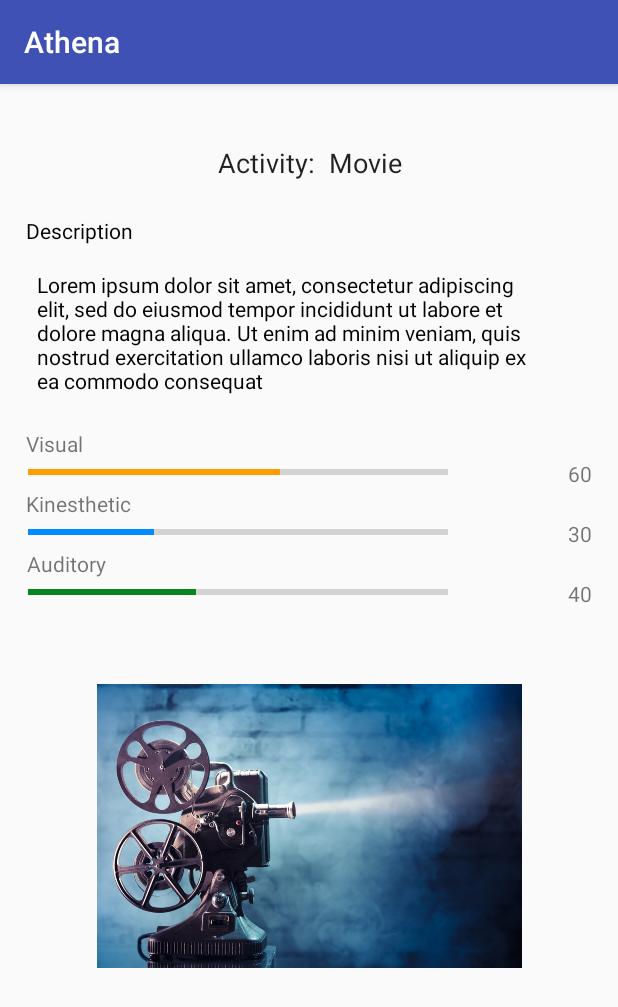
After one commit to Dexcrash/AtheaEdProject, an Android app: the fragment ActivityFragment shown on its own in the app's theme, on a phone screen of 412 x 824 dp. The commit adds this screen. Shown: the top 1007 px of the screen. Run offline under Robolectric (Android 15) with nearby library versions, the phone set to English and light mode, and no system bars.

Commit message:
primera version de activity

```diff
--- /dev/null
+++ b/app/src/main/java/com/athenaed/athena/ActivityFragment.java
@@ -0,0 +1,58 @@
+package com.athenaed.athena;
+
+import android.app.Fragment;
+import android.os.Bundle;
+import android.support.annotation.Nullable;
+import android.view.LayoutInflater;
+import android.view.View;
+import android.view.ViewGroup;
+import android.widget.EditText;
+import android.widget.ProgressBar;
+import android.widget.TextView;
+
+import com.athenaed.athena.mundo.Actividad;
+
+public class ActivityFragment extends Fragment {
+
+    private final static String TAG ="ActivitiesFragment";
+
+    private EditText titulo;
+    private TextView descripcion2;
+    private ProgressBar barra1;
+    private TextView porcentaje1;
+    private ProgressBar barra2;
+    private TextView porcentaje2;
+    private ProgressBar barra3;
+    private TextView porcentaje3;
+
+    @Nullable
+    @Override
+    public View onCreateView(LayoutInflater inflater, @Nullable ViewGroup container, @Nullable Bundle savedInstanceState) {
+        View view =  inflater.inflate(R.layout.fragment_activity,container,false);
+        String descripcion = "Lorem ipsum dolor sit amet, consectetur adipiscing elit, sed do eiusmod tempor incididunt ut labore et dolore magna aliqua. Ut enim ad minim veniam, quis nostrud exercitation ullamco laboris nisi ut aliquip ex ea commodo consequat";
+        Actividad act = new Actividad("Movie", descripcion, 30,40,60);
+
+        titulo = view.findViewById(R.id.activity);
+        titulo.setText(titulo.getText() + " " + act.nombre);
+
+        descripcion2 = view.findViewById(R.id.text);
+        descripcion2.setText(descripcion2.getText());
+
+        porcentaje1 = view.findViewById(R.id.porcentaje1);
+        porcentaje1.setText(act.auditiva + "");
+        barra1 = view.findViewById(R.id.progressBar1);
+        barra1.setProgress(act.auditiva);
+
+        porcentaje2 = view.findViewById(R.id.porcentaje2);
+        porcentaje2.setText(act.kinestesica + "");
+        barra2 = view.findViewById(R.id.progressBar2);
+        barra2.setProgress(act.kinestesica);
+
+        porcentaje3 = view.findViewById(R.id.porcentaje3);
+        porcentaje3.setText(act.visual + "");
+        barra3 = view.findViewById(R.id.progressBar3);
+        barra3.setProgress(act.visual);
+
+        return view;
+    }
+}
--- /dev/null
+++ b/app/src/main/java/com/athenaed/athena/mundo/Actividad.java
@@ -0,0 +1,18 @@
+package com.athenaed.athena.mundo;
+
+public class Actividad {
+
+    public String nombre;
+    public String descripcion;
+    public int kinestesica;
+    public int visual;
+    public int auditiva;
+
+    public Actividad(String nombre, String descripcion, int kinestesica, int visual, int auditiva) {
+        this.nombre = nombre;
+        this.descripcion = descripcion;
+        this.kinestesica = kinestesica;
+        this.visual = visual;
+        this.auditiva = auditiva;
+    }
+}
--- /dev/null
+++ b/app/src/main/res/layout/fragment_activity.xml
@@ -0,0 +1,203 @@
+<?xml version="1.0" encoding="utf-8"?>
+
+<ScrollView xmlns:android="http://schemas.android.com/apk/res/android"
+    xmlns:app="http://schemas.android.com/apk/res-auto"
+    xmlns:tools="http://schemas.android.com/tools"
+    android:layout_width="match_parent"
+    android:layout_height="wrap_content"
+    android:maxHeight="800dp"
+    android:fillViewport="true">
+
+    <android.support.constraint.ConstraintLayout xmlns:android="http://schemas.android.com/apk/res/android"
+        xmlns:app="http://schemas.android.com/apk/res-auto"
+        xmlns:tools="http://schemas.android.com/tools"
+        android:layout_width="match_parent"
+        android:layout_height="wrap_content">
+
+
+    <EditText
+        android:layout_width="wrap_content"
+        android:layout_height="wrap_content"
+        android:ems="10"
+        android:inputType="textPersonName"
+        android:text="Activity: "
+        android:layout_marginTop="30dp"
+        android:backgroundTint="@android:color/transparent"
+        android:clickable="false"
+        android:cursorVisible="false"
+        android:focusable="false"
+        android:focusableInTouchMode="false"
+        android:gravity="center"
+        app:layout_constraintEnd_toEndOf="parent"
+        app:layout_constraintHorizontal_bias="0.5"
+        app:layout_constraintStart_toStartOf="parent"
+        app:layout_constraintTop_toTopOf="parent"
+        android:id="@+id/activity" />
+
+
+    <TextView
+        android:id="@+id/description"
+        android:layout_width="wrap_content"
+        android:layout_height="wrap_content"
+        android:layout_marginTop="88dp"
+        android:text="Description"
+        android:textColor="#000000"
+        app:layout_constraintEnd_toEndOf="parent"
+        app:layout_constraintHorizontal_bias="0.051"
+        app:layout_constraintStart_toStartOf="parent"
+        app:layout_constraintTop_toTopOf="parent" />
+
+    <TextView
+        android:id="@+id/text"
+        android:layout_width="334dp"
+        android:layout_height="97dp"
+        android:layout_marginTop="124dp"
+        android:text="Lorem ipsum dolor sit amet, consectetur adipiscing elit, sed do eiusmod tempor incididunt ut labore et dolore magna aliqua. Ut enim ad minim veniam, quis nostrud exercitation ullamco laboris nisi ut aliquip ex ea commodo consequat"
+        android:textColor="#000000"
+        app:layout_constraintEnd_toEndOf="parent"
+        app:layout_constraintHorizontal_bias="0.32"
+        app:layout_constraintStart_toStartOf="parent"
+        app:layout_constraintTop_toTopOf="parent" />
+
+    <ProgressBar
+        android:id="@+id/progressBar1"
+        style="?android:attr/progressBarStyleHorizontal"
+        android:layout_width="280dp"
+        android:layout_height="18dp"
+        android:layout_marginEnd="8dp"
+        android:layout_marginLeft="8dp"
+        android:layout_marginRight="8dp"
+        android:layout_marginStart="8dp"
+        android:layout_marginTop="250dp"
+        android:progress="50"
+        android:progressTint="#ff9d00"
+        app:layout_constraintEnd_toEndOf="parent"
+        app:layout_constraintHorizontal_bias="0.09"
+        app:layout_constraintStart_toStartOf="parent"
+        app:layout_constraintTop_toTopOf="parent" />
+
+    <TextView
+        android:id="@+id/visual"
+        android:layout_width="wrap_content"
+        android:layout_height="wrap_content"
+        android:layout_marginBottom="1dp"
+        android:layout_marginTop="230dp"
+        android:text="Visual"
+        app:layout_constraintBottom_toTopOf="@+id/progressBar1"
+        app:layout_constraintEnd_toEndOf="parent"
+        app:layout_constraintHorizontal_bias="0.046"
+        app:layout_constraintStart_toStartOf="parent"
+        app:layout_constraintTop_toTopOf="parent" />
+
+    <TextView
+        android:id="@+id/porcentaje1"
+        android:layout_width="wrap_content"
+        android:layout_height="wrap_content"
+        android:layout_marginTop="250dp"
+        android:text="0%"
+        app:layout_constraintEnd_toEndOf="parent"
+        app:layout_constraintHorizontal_bias="0.956"
+        app:layout_constraintStart_toStartOf="parent"
+        app:layout_constraintTop_toTopOf="parent" />
+
+
+    <ProgressBar
+        android:id="@+id/progressBar2"
+        style="?android:attr/progressBarStyleHorizontal"
+        android:layout_width="280dp"
+        android:layout_height="18dp"
+        android:layout_marginEnd="8dp"
+        android:layout_marginStart="8dp"
+        android:layout_marginTop="290dp"
+        android:progress="50"
+        android:progressTint="#008cff"
+        app:layout_constraintEnd_toEndOf="parent"
+        app:layout_constraintHorizontal_bias="0.09"
+        app:layout_constraintStart_toStartOf="parent"
+        app:layout_constraintTop_toTopOf="parent" />
+
+    <TextView
+        android:id="@+id/kinestesico"
+        android:layout_width="wrap_content"
+        android:layout_height="wrap_content"
+        android:layout_marginTop="270dp"
+        android:text="Kinesthetic"
+        app:layout_constraintEnd_toEndOf="parent"
+        app:layout_constraintHorizontal_bias="0.051"
+        app:layout_constraintStart_toStartOf="parent"
+        app:layout_constraintTop_toTopOf="parent" />
+
+    <TextView
+        android:id="@+id/porcentaje2"
+        android:layout_width="wrap_content"
+        android:layout_height="wrap_content"
+        android:layout_marginTop="290dp"
+        android:text="0%"
+        app:layout_constraintEnd_toEndOf="parent"
+        app:layout_constraintHorizontal_bias="0.956"
+        app:layout_constraintStart_toStartOf="parent"
+        app:layout_constraintTop_toTopOf="parent" />
+
+    <ProgressBar
+        android:id="@+id/progressBar3"
+        style="?android:attr/progressBarStyleHorizontal"
+        android:layout_width="280dp"
+        android:layout_height="18dp"
+        android:layout_marginEnd="8dp"
+        android:layout_marginStart="8dp"
+        android:layout_marginTop="330dp"
+        android:progress="50"
+        android:progressTint="#068623"
+        app:layout_constraintEnd_toEndOf="parent"
+        app:layout_constraintHorizontal_bias="0.09"
+        app:layout_constraintStart_toStartOf="parent"
+        app:layout_constraintTop_toTopOf="parent" />
+
+    <TextView
+        android:id="@+id/auditivo"
+        android:layout_width="wrap_content"
+        android:layout_height="wrap_content"
+        android:layout_marginTop="310dp"
+        android:text="Auditory"
+        app:layout_constraintEnd_toEndOf="parent"
+        app:layout_constraintHorizontal_bias="0.051"
+        app:layout_constraintStart_toStartOf="parent"
+        app:layout_constraintTop_toTopOf="parent" />
+
+    <TextView
+        android:id="@+id/porcentaje3"
+        android:layout_width="wrap_content"
+        android:layout_height="wrap_content"
+        android:layout_marginTop="330dp"
+        android:text="0%"
+        app:layout_constraintEnd_toEndOf="parent"
+        app:layout_constraintHorizontal_bias="0.956"
+        app:layout_constraintStart_toStartOf="parent"
+        app:layout_constraintTop_toTopOf="parent" />
+
+    <TextView
+        android:id="@+id/x"
+        android:layout_width="wrap_content"
+        android:layout_height="wrap_content"
+        android:layout_marginTop="630dp"
+        android:text=""
+        app:layout_constraintEnd_toEndOf="parent"
+        app:layout_constraintHorizontal_bias="0.956"
+        app:layout_constraintStart_toStartOf="parent"
+        app:layout_constraintTop_toTopOf="parent" />
+
+    <ImageView
+        android:id="@+id/imageView2"
+        android:layout_width="406dp"
+        android:layout_height="189dp"
+        android:layout_marginTop="400dp"
+        app:layout_constraintEnd_toEndOf="parent"
+        app:layout_constraintStart_toStartOf="parent"
+        app:layout_constraintTop_toTopOf="parent"
+        app:srcCompat="@drawable/movie" />
+
+
+</android.support.constraint.ConstraintLayout>
+
+
+    </ScrollView>
--- a/app/src/main/res/layout/fragment_profile.xml
+++ b/app/src/main/res/layout/fragment_profile.xml
@@ -37,7 +37,7 @@
             android:focusableInTouchMode="false"
             android:gravity="center"
             android:inputType="textPersonName"
-            android:text="Profesor:"
+            android:text="Professor:"
             app:layout_constraintEnd_toEndOf="parent"
             app:layout_constraintHorizontal_bias="0.5"
             app:layout_constraintStart_toStartOf="parent"
@@ -56,7 +56,7 @@
             android:focusableInTouchMode="false"
             android:gravity="center"
             android:inputType="textPersonName"
-            android:text="Institución:"
+            android:text="Institution:"
             app:layout_constraintEnd_toEndOf="parent"
             app:layout_constraintHorizontal_bias="0.5"
             app:layout_constraintStart_toStartOf="parent"
@@ -74,7 +74,7 @@
             android:focusable="false"
             android:focusableInTouchMode="false"
             android:inputType="textPersonName"
-            android:text="Estadísticas por Clase"
+            android:text="Statistics per class"
             android:textSize="15dp"
             app:layout_constraintEnd_toEndOf="parent"
             app:layout_constraintHorizontal_bias="0.078"
@@ -143,7 +143,7 @@
             android:layout_width="wrap_content"
             android:layout_height="wrap_content"
             android:layout_marginTop="523dp"
-            android:text="Kinestesico"
+            android:text="Kinesthetic"
             app:layout_constraintEnd_toEndOf="parent"
             app:layout_constraintHorizontal_bias="0.051"
             app:layout_constraintStart_toStartOf="parent"
@@ -180,7 +180,7 @@
             android:layout_width="wrap_content"
             android:layout_height="wrap_content"
             android:layout_marginTop="590dp"
-            android:text="Auditivo"
+            android:text="Auditory"
             app:layout_constraintEnd_toEndOf="parent"
             app:layout_constraintHorizontal_bias="0.051"
             app:layout_constraintStart_toStartOf="parent"
```
Also changed, not shown: app/src/main/res/drawable/movie.jpg (added).
